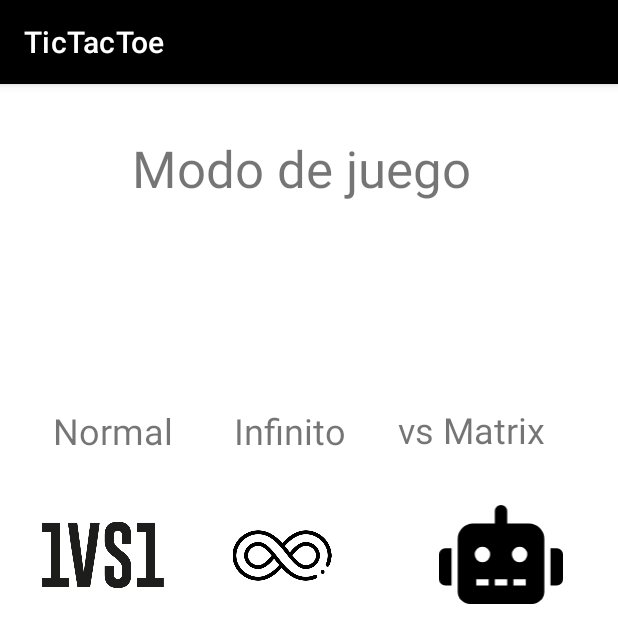
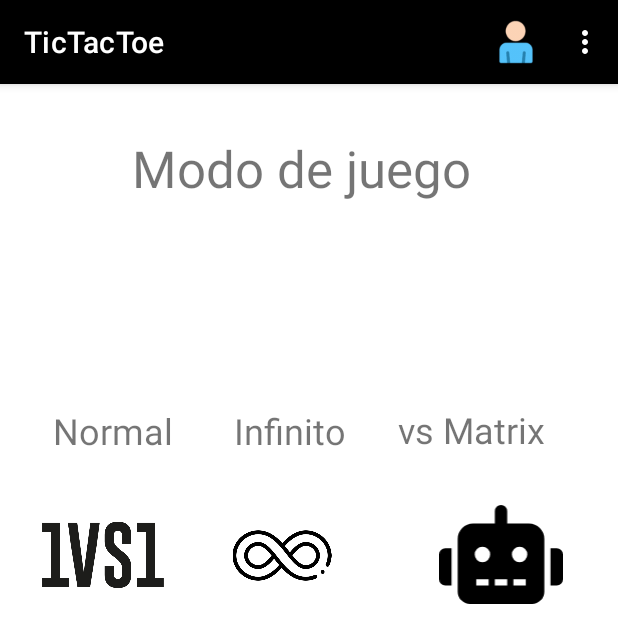
Before and after one commit to JUANJOSEUSER/beta_version_final, an Android app: the modo_juego screen opened directly, with no data from a screen before it, on a phone screen of 412 x 824 dp, the top half of it. Run offline under Robolectric (Android 15) with nearby library versions, the phone set to English and light mode, and no system bars.

```diff
--- a/app/src/main/java/com/example/beta_version_1/act_juego.java
+++ b/app/src/main/java/com/example/beta_version_1/act_juego.java
@@ -100,6 +100,10 @@ public class act_juego extends AppCompatActivity {
                 a.setType("message/rfc822");
                 startActivity(a);
                 return true;
+            case R.id.opciones:
+                Intent ventana_cuenta = new Intent(this, configuraciones.class);//es el link que lleva a crear cuentas
+                startActivity(ventana_cuenta);
+                return true;
         }
         return false;
     }
@@ -139,7 +143,7 @@ public class act_juego extends AppCompatActivity {
 
     @Override
     public boolean onCreateOptionsMenu(Menu menu) {
-        getMenuInflater().inflate(menu_inicio, menu);
+        getMenuInflater().inflate(R.menu.menu_v2, menu);
         getMenuInflater().inflate(R.menu.menu_usuario, menu);
         return true;
     }
--- /dev/null
+++ b/app/src/main/res/menu/menu_v2.xml
@@ -0,0 +1,14 @@
+<?xml version="1.0" encoding="utf-8"?>
+<menu xmlns:app="http://schemas.android.com/apk/res-auto"
+    xmlns:android="http://schemas.android.com/apk/res/android">
+
+    <item
+        android:id="@+id/opciones"
+        android:title="opciones" />
+    <item
+        android:id="@+id/soporte"
+        android:title="Soporte" />
+    <item
+        android:id="@+id/salir"
+        android:title="salir" />
+</menu>
```
Also changed, not shown: app/src/main/java/com/example/beta_version_1/MainActivity.java (+13 -4 lines), app/src/main/java/com/example/beta_version_1/informacion_usuario.java (+24 -5 lines), app/src/main/java/com/example/beta_version_1/modo_juego.java (+46 -0 lines), 2 other files.
